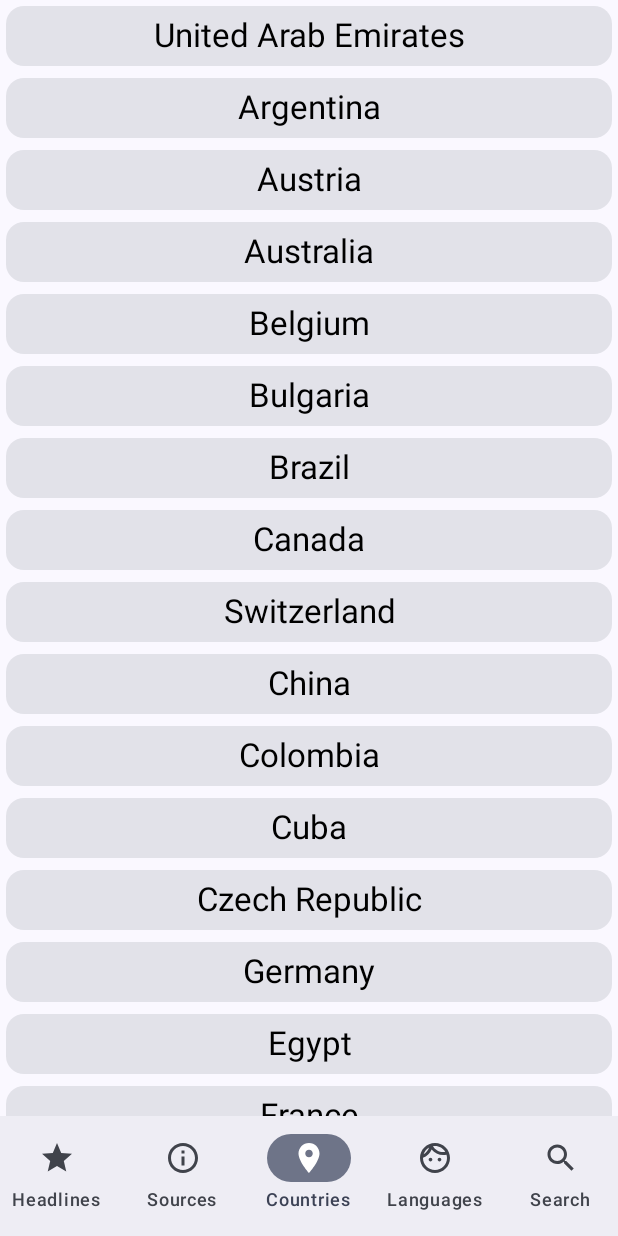
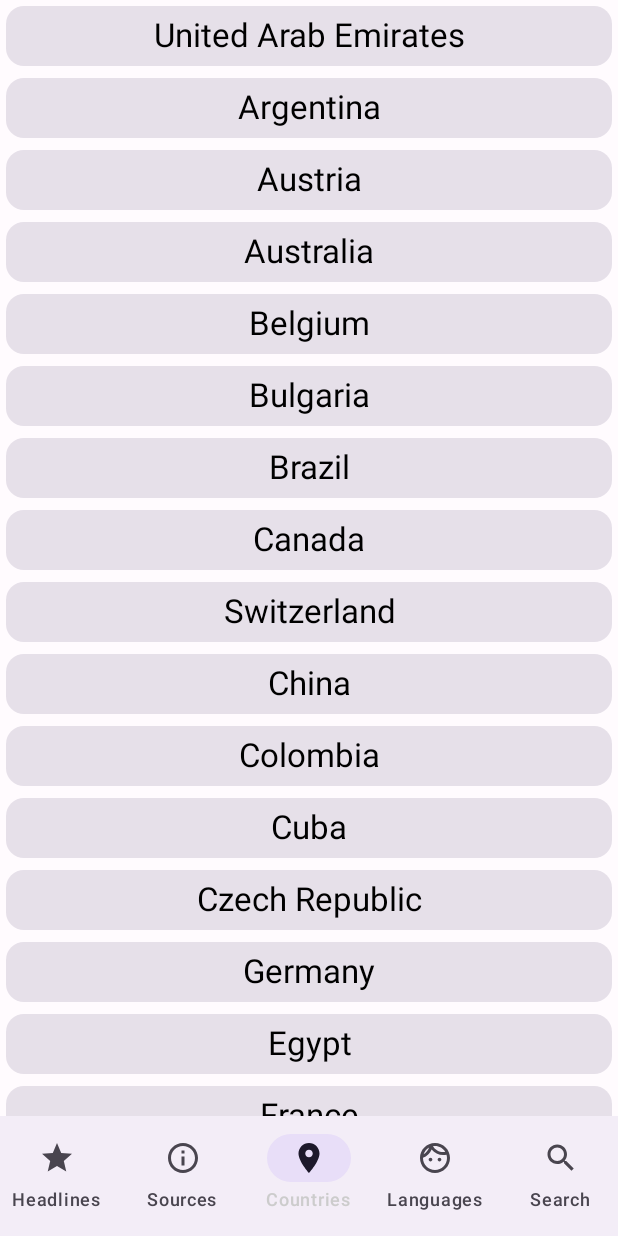
Before and after one commit to sagrawal2418/NewsApp-MVVM-Architecture, an Android app built with Jetpack Compose: the screen it shows after launch (MainActivity), item 3 of the bottom bar chosen, on a phone screen of 412 x 824 dp. Run offline under Robolectric (Android 15) with nearby library versions, the phone set to English and light mode, and no system bars; our stand-ins replace Dagger/Hilt's generated code; network calls fail; pictures from the network do not load.

Commit message:
Removed dark theme

```diff
--- a/app/build.gradle
+++ b/app/build.gradle
@@ -46,6 +46,7 @@ dependencies {
 
     implementation 'androidx.core:core-ktx:1.12.0'
     implementation("com.google.android.material:material:1.11.0")
+    implementation "com.google.accompanist:accompanist-insets:0.31.5-beta"
 
     //compose dependencies
     implementation 'androidx.activity:activity-compose:1.8.2'
--- a/app/src/main/java/com/sagrawal/newsapp/ui/theme/Color.kt
+++ /dev/null
@@ -1,11 +0,0 @@
-package com.sagrawal.newsapp.ui.theme
-
-import androidx.compose.ui.graphics.Color
-
-val Purple80 = Color(0xFFD0BCFF)
-val PurpleGrey80 = Color(0xFFCCC2DC)
-val Pink80 = Color(0xFFEFB8C8)
-
-val Purple40 = Color(0xFF6650a4)
-val PurpleGrey40 = Color(0xFF625b71)
-val Pink40 = Color(0xFF7D5260)
--- a/app/src/main/java/com/sagrawal/newsapp/ui/theme/Theme.kt
+++ b/app/src/main/java/com/sagrawal/newsapp/ui/theme/Theme.kt
@@ -1,32 +1,14 @@
 package com.sagrawal.newsapp.ui.theme
 
-import android.app.Activity
-import android.os.Build
-import androidx.compose.foundation.isSystemInDarkTheme
 import androidx.compose.material3.MaterialTheme
-import androidx.compose.material3.darkColorScheme
-import androidx.compose.material3.dynamicDarkColorScheme
-import androidx.compose.material3.dynamicLightColorScheme
 import androidx.compose.material3.lightColorScheme
 import androidx.compose.runtime.Composable
-import androidx.compose.runtime.SideEffect
-import androidx.compose.ui.graphics.toArgb
-import androidx.compose.ui.platform.LocalContext
-import androidx.compose.ui.platform.LocalView
-import androidx.core.view.WindowCompat
-
-private val DarkColorScheme = darkColorScheme(
-    primary = Purple80,
-    secondary = PurpleGrey80,
-    tertiary = Pink80
-)
+import androidx.compose.ui.graphics.Color
 
 private val LightColorScheme = lightColorScheme(
-    primary = Purple40,
-    secondary = PurpleGrey40,
-    tertiary = Pink40
-
-    /* Other default colors to override
+    primary = Color.Black,
+    secondary = Color.LightGray,
+    tertiary = Color.DarkGray,
     background = Color(0xFFFFFBFE),
     surface = Color(0xFFFFFBFE),
     onPrimary = Color.White,
@@ -34,36 +16,14 @@ private val LightColorScheme = lightColorScheme(
     onTertiary = Color.White,
     onBackground = Color(0xFF1C1B1F),
     onSurface = Color(0xFF1C1B1F),
-    */
-)
+
+    )
 
 @Composable
 fun NewsAppTheme(
-    darkTheme: Boolean = isSystemInDarkTheme(),
-    // Dynamic color is available on Android 12+
-    dynamicColor: Boolean = true,
     content: @Composable () -> Unit
 ) {
-    val colorScheme = when {
-        dynamicColor && Build.VERSION.SDK_INT >= Build.VERSION_CODES.S -> {
-            val context = LocalContext.current
-            if (darkTheme) dynamicDarkColorScheme(context) else dynamicLightColorScheme(context)
-        }
-
-        darkTheme -> DarkColorScheme
-        else -> LightColorScheme
-    }
-    val view = LocalView.current
-    if (!view.isInEditMode) {
-        SideEffect {
-            val window = (view.context as? Activity)?.window
-            window?.statusBarColor = colorScheme.primary.toArgb()
-            window?.let {
-                WindowCompat.getInsetsController(it, view).isAppearanceLightStatusBars = darkTheme
-            }
-        }
-    }
-
+    val colorScheme = LightColorScheme
     MaterialTheme(
         colorScheme = colorScheme,
         typography = Typography,
--- a/app/src/main/java/com/sagrawal/newsapp/utils/typealias.kt
+++ /dev/null
@@ -1,3 +0,0 @@
-package com.sagrawal.newsapp.utils
-
-typealias ItemClickListener<T> = (data: T) -> Unit
--- a/app/src/main/res/values/themes.xml
+++ b/app/src/main/res/values/themes.xml
@@ -1,7 +1,7 @@
 <resources>
 
     <!-- Base application theme. -->
-    <style name="Base.Theme.News" parent="Theme.Material3.Dark.NoActionBar">
+    <style name="Base.Theme.News" parent="Theme.Material3.Light.NoActionBar">
 
     </style>
 
```
